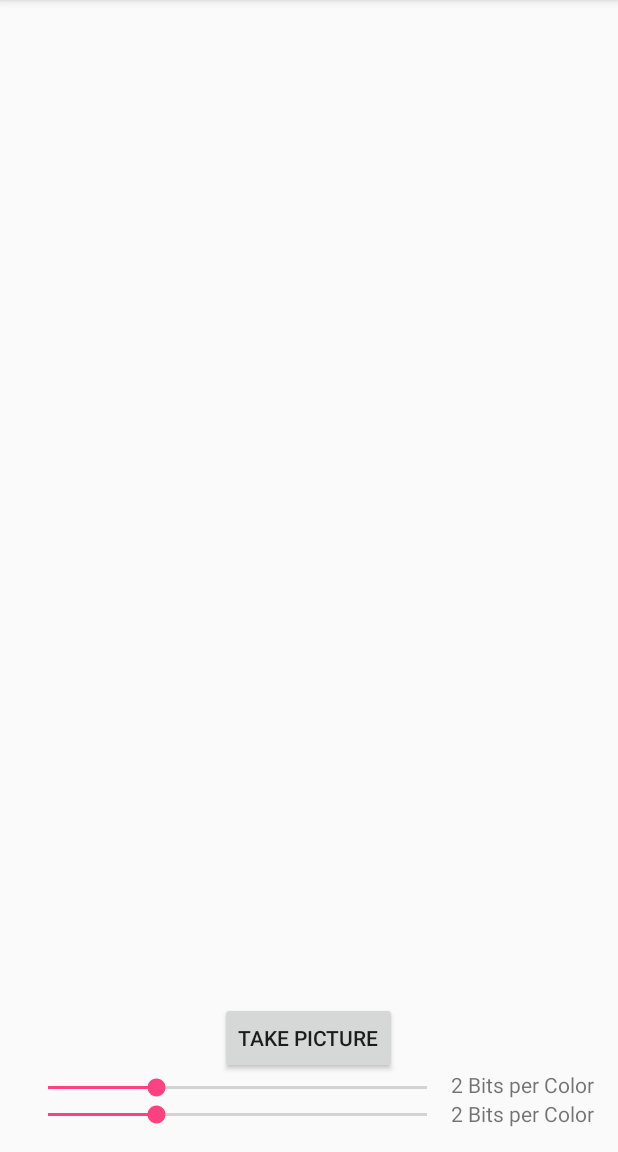
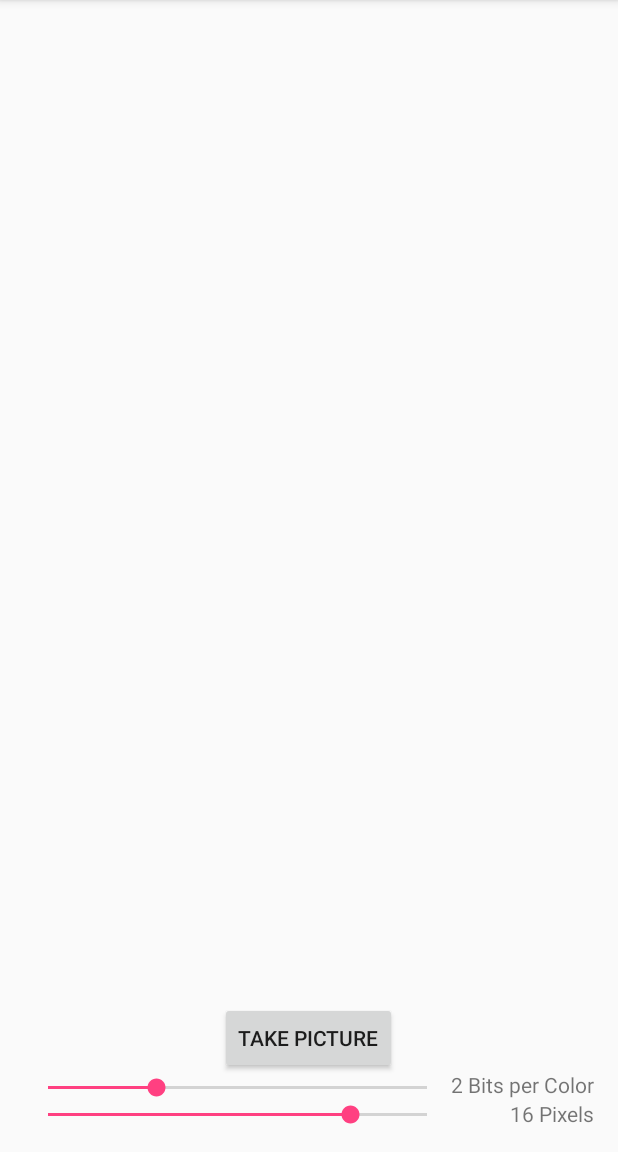
Before and after one commit to rafaelzig/PixelME, an Android app: the screen it shows after launch (MainActivity), on a phone screen of 412 x 824 dp, the part 84-1236 px from its top. Run offline under Robolectric (Android 15) with nearby library versions, the phone set to English and light mode, and no system bars.

Commit message:
Pushing some working code~

```diff
--- a/app/src/main/AndroidManifest.xml
+++ b/app/src/main/AndroidManifest.xml
@@ -2,6 +2,8 @@
 <manifest xmlns:android="http://schemas.android.com/apk/res/android"
           package="tsinghua.mediatech.rafaelzig.pixelme">
     <uses-feature android:name="android.hardware.camera" android:required="true"/>
+
+    <uses-permission android:name="android.permission.CAMERA"/>
     <uses-permission android:name="android.permission.WRITE_EXTERNAL_STORAGE"/>
 
     <application
--- a/app/src/main/java/tsinghua/mediatech/rafaelzig/pixelme/MainActivity.java
+++ b/app/src/main/java/tsinghua/mediatech/rafaelzig/pixelme/MainActivity.java
@@ -24,12 +24,12 @@ import java.io.IOException;
 import java.text.SimpleDateFormat;
 import java.util.Date;
 
-public class MainActivity extends AppCompatActivity
+public class MainActivity extends AppCompatActivity implements SeekBar.OnSeekBarChangeListener
 {
+	String mCurrentPhotoPath;
 	static final  int REQUEST_IMAGE_CAPTURE = 1;
-	private final int BLOCK_SIZE            = 16;
-	String mCurrentPhotoPath;
-	private int bits;
+	private SeekBar skbPixelSize, skbBits;
+	private TextView lblPixelSize, lblBitsPerColor;
 
 	@Override
 	protected void onCreate(Bundle savedInstanceState)
@@ -39,28 +39,15 @@ public class MainActivity extends AppCompatActivity
 		Toolbar toolbar = (Toolbar) findViewById(R.id.toolbar);
 		setSupportActionBar(toolbar);
 
-		SeekBar skbBits = (SeekBar) findViewById(R.id.skbBits);
-		final TextView lblBits = (TextView) findViewById(R.id.lblBits);
-
-		skbBits.setOnSeekBarChangeListener(new SeekBar.OnSeekBarChangeListener()
-		{
-			public void onProgressChanged(SeekBar seekBar, int progress, boolean fromUser)
-			{
-				bits = progress + 1;
-				lblBits.setText(bits + " bits per Color");
-			}
-
-			public void onStartTrackingTouch(SeekBar seekBar)
-			{
-			}
-
-			public void onStopTrackingTouch(SeekBar seekBar)
-			{
-			}
-		});
+		skbBits = (SeekBar) findViewById(R.id.skbBits);
+		skbBits.setOnSeekBarChangeListener(this);
+		lblBitsPerColor = (TextView) findViewById(R.id.lblBitsPerColor);
+		skbPixelSize = (SeekBar) findViewById(R.id.skbPixelSize);
+		skbPixelSize.setOnSeekBarChangeListener(this);
+		lblPixelSize = (TextView) findViewById(R.id.lblPixelSize);
 	}
 
-	public void dispatchTakePictureIntent(View v)
+	public void onClick(View v)
 	{
 		Intent takePictureIntent = new Intent(MediaStore.ACTION_IMAGE_CAPTURE);
 		// Ensure that there's a camera activity to handle the intent
@@ -127,7 +114,7 @@ public class MainActivity extends AppCompatActivity
 		bmOptions.inMutable = true;
 
 		Bitmap image = BitmapFactory.decodeFile(mCurrentPhotoPath, bmOptions);
-		image = ColorUtils.transform(image, BLOCK_SIZE, bits);
+		image = ColorUtils.transform(image, Integer.parseInt(lblPixelSize.getText().toString()), Integer.parseInt(lblBitsPerColor.getText().toString()));
 		mImageView.setImageBitmap(Bitmap.createBitmap(image, 0, 0, image.getWidth(), image.getHeight(), getMatrix(), true));
 	}
 
@@ -186,4 +173,24 @@ public class MainActivity extends AppCompatActivity
 
 		return super.onOptionsItemSelected(item);
 	}
+
+	public void onProgressChanged(SeekBar seekBar, int progress, boolean fromUser)
+	{
+		if (seekBar.equals(skbBits))
+		{
+			lblBitsPerColor.setText(String.valueOf(progress + 1));
+		}
+		else
+		{
+			lblPixelSize.setText(String.valueOf((int) Math.pow(2, progress + 1)));
+		}
+	}
+
+	public void onStartTrackingTouch(SeekBar seekBar)
+	{
+	}
+
+	public void onStopTrackingTouch(SeekBar seekBar)
+	{
+	}
 }
--- a/app/src/main/res/layout/content_main.xml
+++ b/app/src/main/res/layout/content_main.xml
@@ -20,7 +20,7 @@
             android:layout_height="wrap_content"
             android:text="Take Picture"
             android:id="@+id/btnTakePic"
-            android:onClick="dispatchTakePictureIntent"
+            android:onClick="onClick"
             android:nestedScrollingEnabled="true"
             android:layout_above="@+id/skbBits"
             android:layout_centerHorizontal="true"/>
@@ -38,33 +38,49 @@
             android:id="@+id/skbBits"
             android:max="7"
             android:layout_above="@+id/skbPixelSize"
-            android:layout_toStartOf="@+id/lblBits"
+            android:layout_toStartOf="@+id/lblBitsPerColor"
             android:progress="2"/>
 
+    <TextView
+            android:layout_width="wrap_content"
+            android:layout_height="wrap_content"
+            android:id="@+id/lblBitsPerColor"
+            android:layout_above="@+id/lblPixelSize"
+            android:layout_toStartOf="@+id/lblBits"
+            android:text="2"
+            />
     <TextView
             android:layout_width="wrap_content"
             android:layout_height="wrap_content"
             android:id="@+id/lblBits"
             android:layout_above="@+id/lblPixelSize"
             android:layout_alignParentEnd="true"
-            android:text="2 Bits per Color"
+            android:text=" Bits per Color"
             />
     <SeekBar
             android:layout_width="match_parent"
             android:layout_height="wrap_content"
             android:id="@+id/skbPixelSize"
-            android:max="7"
+            android:max="5"
             android:layout_alignParentBottom="true"
             android:layout_alignParentStart="true"
-            android:layout_toStartOf="@+id/lblBits"
-            android:progress="2"/>
+            android:layout_toStartOf="@+id/lblBitsPerColor"
+            android:progress="4"/>
 
     <TextView
             android:layout_width="wrap_content"
             android:layout_height="wrap_content"
             android:id="@+id/lblPixelSize"
             android:layout_alignParentBottom="true"
+            android:layout_toStartOf="@+id/lblPixel"
+            android:text="16"
+            />
+    <TextView
+            android:layout_width="wrap_content"
+            android:layout_height="wrap_content"
+            android:id="@+id/lblPixel"
+            android:layout_alignParentBottom="true"
             android:layout_alignParentEnd="true"
-            android:text="2 Bits per Color"
+            android:text=" Pixels"
             />
 </RelativeLayout>
```
Lines whose indentation alone changed are shown as unchanged.
